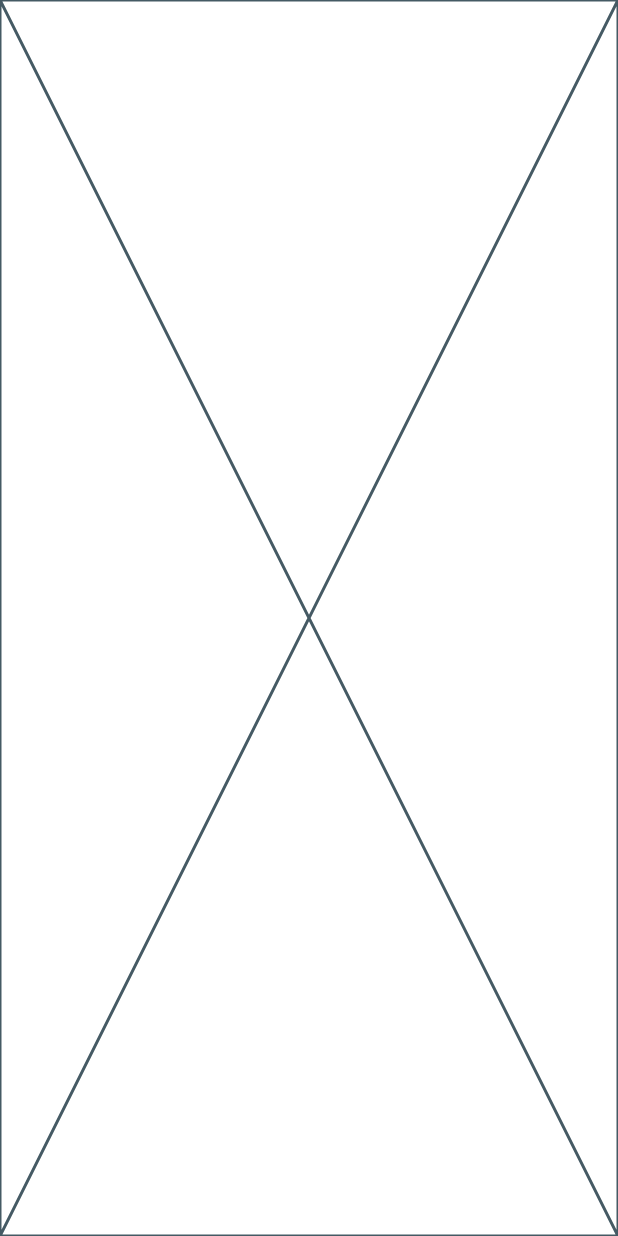
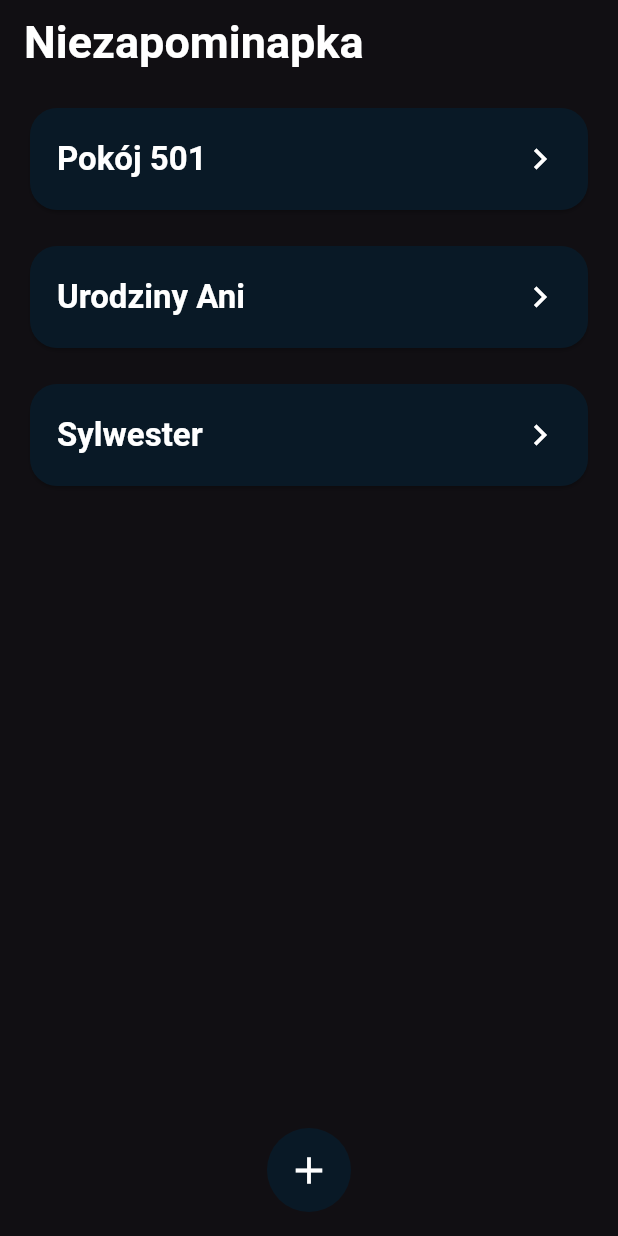
Before and after one commit to kacpercwiertnia/niezapominapka, a Flutter app: the screen it shows after launch, on a phone screen of 412 x 824 dp. Run offline on Flutter 3.47's test engine with Material 3 defaults, Android fonts, the light colour scheme and no system bars; our stand-ins replace flutter_riverpod, sqflite; accounts and stored records are empty.

Commit message:
add groups screen and group card

```diff
--- /dev/null
+++ b/lib/features/groups/GroupCard.dart
@@ -0,0 +1,29 @@
+import 'package:flutter/material.dart';
+
+class GroupCard extends StatelessWidget {
+  final String title;
+
+  const GroupCard ({super.key, required this.title});
+
+  @override
+  Widget build(BuildContext context){
+    return Card(
+      child: InkWell(
+        child: Padding(
+          padding: const EdgeInsets.symmetric(horizontal: 18, vertical: 20),
+          child: Row(
+            children: [
+              Expanded(
+                child: Text(
+                  title,
+                  style: Theme.of(context).textTheme.titleLarge,
+                ),
+              ),
+              const Icon(Icons.chevron_right, size: 28),
+            ],
+          ),
+        ),
+      ),
+    );
+  }
+}
--- /dev/null
+++ b/lib/features/groups/GroupsScreen.dart
@@ -0,0 +1,44 @@
+import 'package:flutter/material.dart';
+import 'GroupCard.dart';
+
+class GroupsScreen extends StatefulWidget {
+  const GroupsScreen ({super.key});
+
+  @override
+  State<GroupsScreen> createState() => _GroupsScreenState();
+}
+
+class _GroupsScreenState extends State<GroupsScreen> {
+  final List<String> groups = const [
+    "Pokój 501",
+    "Urodziny Ani",
+    "Sylwester",
+  ];
+
+  @override
+  Widget build(BuildContext context) {
+    return Scaffold(
+      appBar: AppBar(
+        title: const Text("Niezapominapka")
+      ),
+      body: SafeArea(
+        child: Padding(
+          padding: const EdgeInsets.symmetric(horizontal: 16, vertical: 12),
+          child: ListView.separated(
+            itemBuilder: (context, index) {
+              final name = groups[index];
+              return GroupCard(title: name);
+            },
+            separatorBuilder: (_, __) => const SizedBox(height: 16),
+            itemCount: groups.length
+          )
+        )
+      ),
+      floatingActionButtonLocation: FloatingActionButtonLocation.centerFloat,
+      floatingActionButton: FloatingActionButton(
+        onPressed: (){},
+        child: const Icon(Icons.add, size: 30,),
+      ),
+    );
+  }
+}
--- a/lib/main.dart
+++ b/lib/main.dart
@@ -1,6 +1,6 @@
 import 'package:flutter/material.dart';
 import 'package:flutter_riverpod/flutter_riverpod.dart';
-import 'package:niezapominapka/features/auth/HomeScreen.dart';
+import 'package:niezapominapka/features/groups/GroupsScreen.dart';
 
 import 'theme.dart';
 
@@ -17,7 +17,7 @@ class NiezapominapkaApp extends StatelessWidget {
       title: 'Niezapominapka',
       debugShowCheckedModeBanner: false,
       theme: AppTheme.theme,
-      home: const Homescreen(),
+      home: const GroupsScreen(),
     );
   }
 }
--- a/lib/theme.dart
+++ b/lib/theme.dart
@@ -1,46 +1,45 @@
 import 'package:flutter/material.dart';
 
 class AppTheme {
-  static const Color scaffoldBg = Color(0xFF051621);
-  static const Color cardBg = Color(0xFF1C2B36);
-  static const Color primary = Color(0xFF61A5FF);
+  static const Color backgroundColor = Color(0xFF110F13);
+  static const Color cardBg = Color(0xFF091926);
   static const Color textPrimary = Colors.white;
-  static const Color textSecondary = Color(0xFFCFD8DC);
 
   static ThemeData theme = ThemeData(
-    brightness: Brightness.dark,
-    scaffoldBackgroundColor: scaffoldBg,
-    fontFamily: 'SF Pro Display',
-    colorScheme: const ColorScheme.dark(
-      primary: primary,
-      surface: cardBg,
+    useMaterial3: true,
+    scaffoldBackgroundColor: backgroundColor,
+    cardColor: cardBg,
+    appBarTheme: const AppBarTheme(
+      backgroundColor: backgroundColor,
+      centerTitle: false,
+      elevation: 0,
+      scrolledUnderElevation: 0,
+      titleTextStyle: TextStyle(
+        fontSize: 30,
+        fontWeight: FontWeight.w700,
+        color: textPrimary
+      ),
     ),
-    inputDecorationTheme: InputDecorationTheme(
-      filled: true,
-      fillColor: cardBg,
-      border: OutlineInputBorder(
-        borderRadius: BorderRadius.circular(12),
-        borderSide: BorderSide.none,
-      ),
-      contentPadding: const EdgeInsets.symmetric(
-        horizontal: 16,
-        vertical: 14,
-      ),
-      labelStyle: const TextStyle(color: textSecondary),
+    floatingActionButtonTheme: FloatingActionButtonThemeData(
+      backgroundColor: cardBg,
+      foregroundColor: textPrimary,
+      elevation: 0,
+      shape: RoundedRectangleBorder(
+        borderRadius: BorderRadius.circular(30)
+      )
     ),
-    elevatedButtonTheme: ElevatedButtonThemeData(
-      style: ElevatedButton.styleFrom(
-        backgroundColor: cardBg,
-        foregroundColor: textSecondary,
-        padding: const EdgeInsets.symmetric(vertical: 14),
-        shape: RoundedRectangleBorder(
-          borderRadius: BorderRadius.circular(12),
-        ),
-        textStyle: const TextStyle(
-          fontSize: 16,
-          fontWeight: FontWeight.w600,
-        ),
-      ),
+    cardTheme: CardThemeData(
+      color: AppTheme.cardBg,
+      shape: RoundedRectangleBorder(borderRadius: BorderRadius.circular(18)),
+      clipBehavior: Clip.antiAlias,
+    ),
+    iconTheme: const IconThemeData(color: Colors.white),
+    textTheme: const TextTheme(
+      titleLarge: TextStyle(
+        fontSize: 22,
+        fontWeight: FontWeight.w700,
+        color: Colors.white,
+      )
     ),
   );
 }
```
